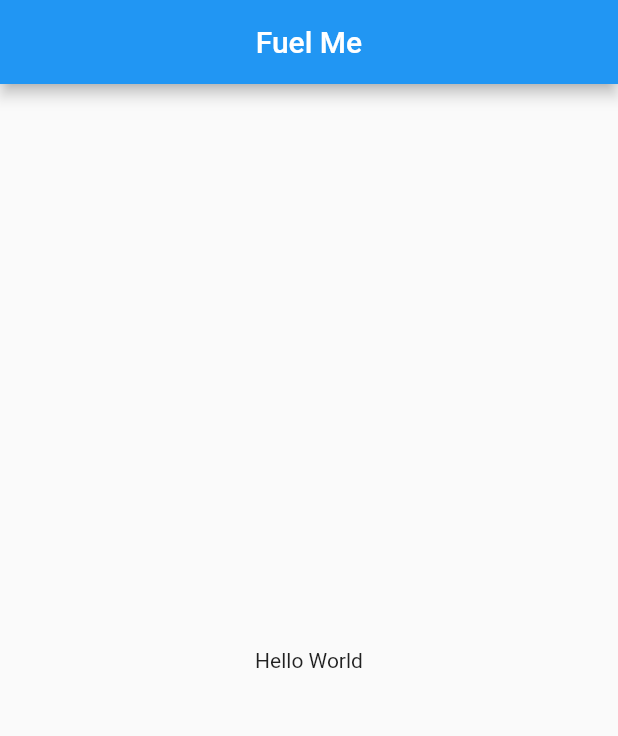
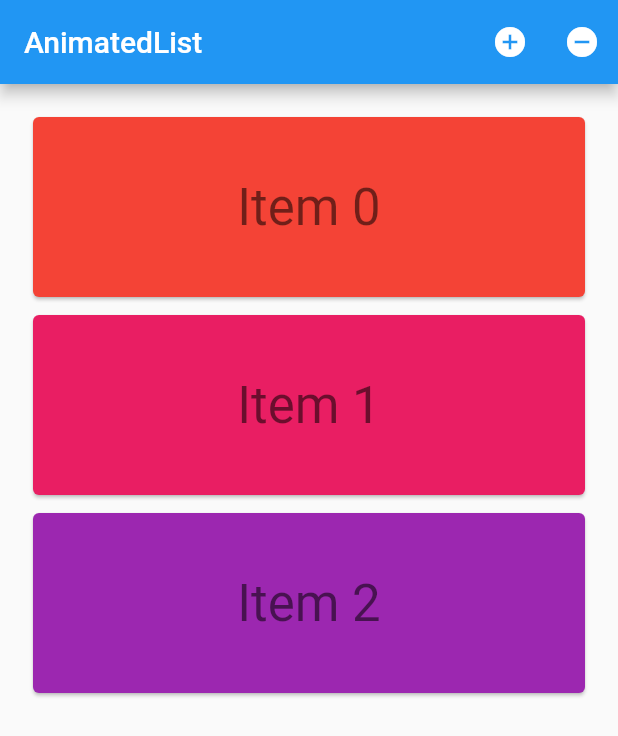
Before and after one commit to Aabell8/fuel-flow-frontend, a Flutter app: the screen it shows after launch, on a phone screen of 412 x 824 dp. Shown: the top 736 px of the screen. Run offline on Flutter 3.47's test engine with Material 2 defaults, Android fonts, the phone set to English and light mode, and no system bars.

Commit message:
Updated Front End

```diff
--- a/lib/main.dart
+++ b/lib/main.dart
@@ -1,23 +1,207 @@
+// Copyright 2017 The Chromium Authors. All rights reserved.
+// Use of this source code is governed by a BSD-style license that can be
+// found in the LICENSE file.
+
+import 'package:flutter/foundation.dart';
 import 'package:flutter/material.dart';
 
-void main() => runApp(MyApp());
+class AnimatedListSample extends StatefulWidget {
+  @override
+  _AnimatedListSampleState createState() => _AnimatedListSampleState();
+}
 
-class MyApp extends StatelessWidget {
+class _AnimatedListSampleState extends State<AnimatedListSample> {
+  final GlobalKey<AnimatedListState> _listKey = GlobalKey<AnimatedListState>();
+  ListModel<int> _list;
+  int _selectedItem;
+  int _nextItem; // The next item inserted when the user presses the '+' button.
+
+  @override
+  void initState() {
+    super.initState();
+    _list = ListModel<int>(
+      listKey: _listKey,
+      initialItems: <int>[0, 1, 2],
+      removedItemBuilder: _buildRemovedItem,
+    );
+    _nextItem = 3;
+  }
+
+  // Used to build list items that haven't been removed.
+  Widget _buildItem(
+      BuildContext context, int index, Animation<double> animation) {
+    return CardItem(
+      animation: animation,
+      item: _list[index],
+      selected: _selectedItem == _list[index],
+      onTap: () {
+        setState(() {
+          _selectedItem = _selectedItem == _list[index] ? null : _list[index];
+        });
+      },
+    );
+  }
+
+  // Used to build an item after it has been removed from the list. This method is
+  // needed because a removed item remains  visible until its animation has
+  // completed (even though it's gone as far this ListModel is concerned).
+  // The widget will be used by the [AnimatedListState.removeItem] method's
+  // [AnimatedListRemovedItemBuilder] parameter.
+  Widget _buildRemovedItem(
+      int item, BuildContext context, Animation<double> animation) {
+    return CardItem(
+      animation: animation,
+      item: item,
+      selected: false,
+      // No gesture detector here: we don't want removed items to be interactive.
+    );
+  }
+
+  // Insert the "next item" into the list model.
+  void _insert() {
+    final int index =
+        _selectedItem == null ? _list.length : _list.indexOf(_selectedItem);
+    _list.insert(index, _nextItem++);
+  }
+
+  // Remove the selected item from the list model.
+  void _remove() {
+    if (_selectedItem != null) {
+      _list.removeAt(_list.indexOf(_selectedItem));
+      setState(() {
+        _selectedItem = null;
+      });
+    }
+  }
+
   @override
   Widget build(BuildContext context) {
     return MaterialApp(
-      title: 'Welcome to Flutter',
       home: Scaffold(
         appBar: AppBar(
-          title: Center(
-            child: Text('Fuel Me')),
+          title: const Text('AnimatedList'),
+          actions: <Widget>[
+            IconButton(
+              icon: const Icon(Icons.add_circle),
+              onPressed: _insert,
+              tooltip: 'insert a new item',
+            ),
+            IconButton(
+              icon: const Icon(Icons.remove_circle),
+              onPressed: _remove,
+              tooltip: 'remove the selected item',
+            ),
+          ],
         ),
-
-
-        body: Center(
-          child: Text('Hello World'),
+        body: Padding(
+          padding: const EdgeInsets.all(16.0),
+          child: AnimatedList(
+            key: _listKey,
+            initialItemCount: _list.length,
+            itemBuilder: _buildItem,
+          ),
         ),
       ),
     );
   }
 }
+
+/// Keeps a Dart List in sync with an AnimatedList.
+///
+/// The [insert] and [removeAt] methods apply to both the internal list and the
+/// animated list that belongs to [listKey].
+///
+/// This class only exposes as much of the Dart List API as is needed by the
+/// sample app. More list methods are easily added, however methods that mutate the
+/// list must make the same changes to the animated list in terms of
+/// [AnimatedListState.insertItem] and [AnimatedList.removeItem].
+class ListModel<E> {
+  ListModel({
+    @required this.listKey,
+    @required this.removedItemBuilder,
+    Iterable<E> initialItems,
+  })  : assert(listKey != null),
+        assert(removedItemBuilder != null),
+        _items = List<E>.from(initialItems ?? <E>[]);
+
+  final GlobalKey<AnimatedListState> listKey;
+  final dynamic removedItemBuilder;
+  final List<E> _items;
+
+  AnimatedListState get _animatedList => listKey.currentState;
+
+  void insert(int index, E item) {
+    _items.insert(index, item);
+    _animatedList.insertItem(index);
+  }
+
+  E removeAt(int index) {
+    final E removedItem = _items.removeAt(index);
+    if (removedItem != null) {
+      _animatedList.removeItem(index,
+          (BuildContext context, Animation<double> animation) {
+        return removedItemBuilder(removedItem, context, animation);
+      });
+    }
+    return removedItem;
+  }
+
+  int get length => _items.length;
+
+  E operator [](int index) => _items[index];
+
+  int indexOf(E item) => _items.indexOf(item);
+}
+
+/// Displays its integer item as 'item N' on a Card whose color is based on
+/// the item's value. The text is displayed in bright green if selected is true.
+/// This widget's height is based on the animation parameter, it varies
+/// from 0 to 128 as the animation varies from 0.0 to 1.0.
+class CardItem extends StatelessWidget {
+  const CardItem(
+      {Key key,
+      @required this.animation,
+      this.onTap,
+      @required this.item,
+      this.selected: false})
+      : assert(animation != null),
+        assert(item != null && item >= 0),
+        assert(selected != null),
+        super(key: key);
+
+  final Animation<double> animation;
+  final VoidCallback onTap;
+  final int item;
+  final bool selected;
+
+  @override
+  Widget build(BuildContext context) {
+    TextStyle textStyle = Theme.of(context).textTheme.display1;
+    if (selected)
+      textStyle = textStyle.copyWith(color: Colors.lightGreenAccent[400]);
+    return Padding(
+      padding: const EdgeInsets.all(2.0),
+      child: SizeTransition(
+        axis: Axis.vertical,
+        sizeFactor: animation,
+        child: GestureDetector(
+          behavior: HitTestBehavior.opaque,
+          onTap: onTap,
+          child: SizedBox(
+            height: 128.0,
+            child: Card(
+              color: Colors.primaries[item % Colors.primaries.length],
+              child: Center(
+                child: Text('Item $item', style: textStyle),
+              ),
+            ),
+          ),
+        ),
+      ),
+    );
+  }
+}
+
+void main() {
+  runApp(AnimatedListSample());
+}
```
Also changed, not shown: pubspec.lock.
